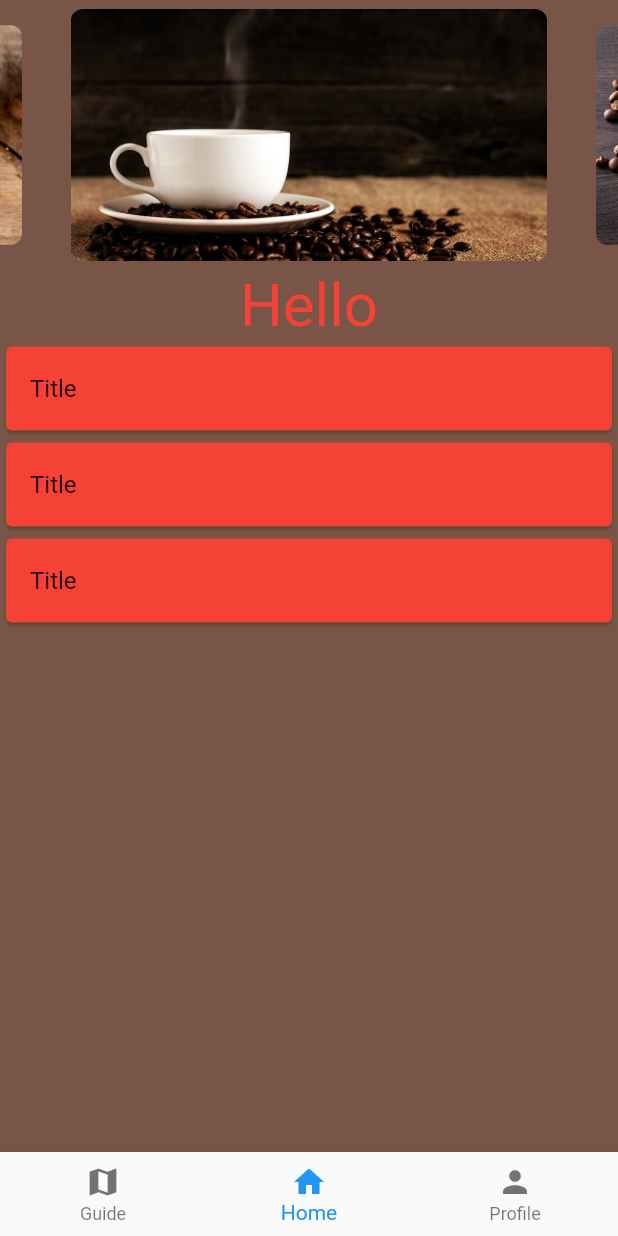
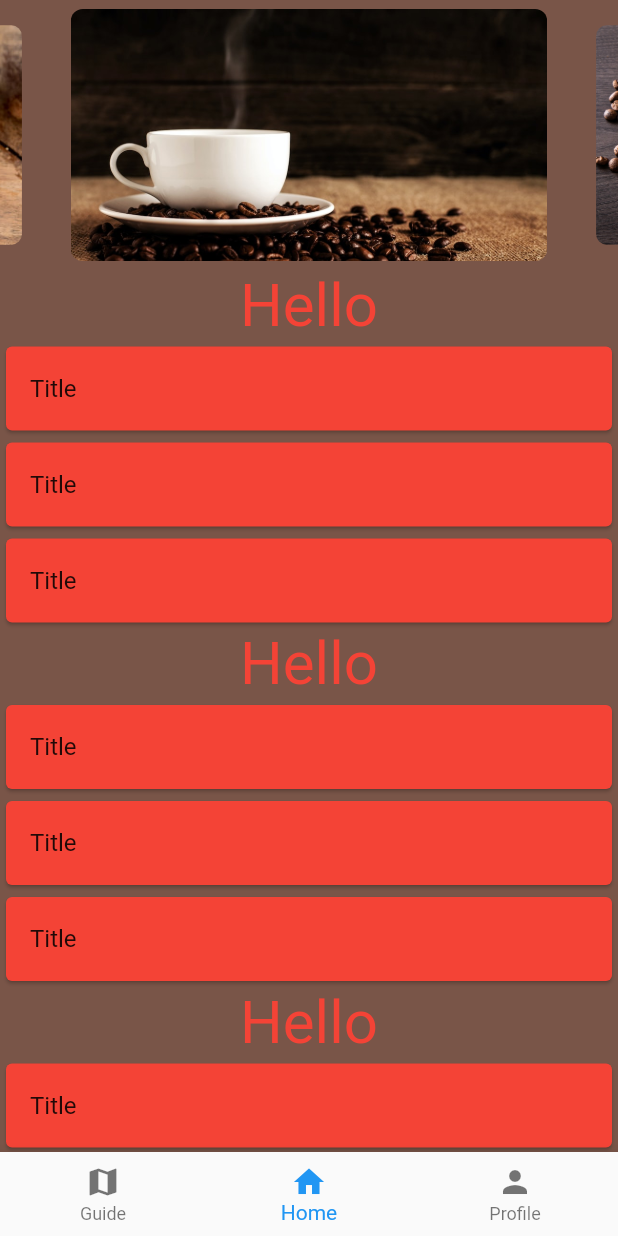
Before and after one commit to YousifT/Nomad_Application, a Flutter app: the screen it shows after launch, item 2 of the bottom bar chosen, on a phone screen of 412 x 824 dp. Run offline on Flutter 3.47's test engine with Material 2 defaults, Android fonts, the phone set to English and light mode, and no system bars; drawn by our look-alikes of carousel_slider.

Commit message:
Scrollable wrapping

```diff
--- a/nomad/lib/Pages/Home_page.dart
+++ b/nomad/lib/Pages/Home_page.dart
@@ -10,6 +10,8 @@ class MyHomePage extends StatefulWidget {
   State<MyHomePage> createState() => _MyHomePageState();
 }
 
+// Image links for the CarouselSlider.
+// Should be dynamically pulled from DB in the future.
 List<String> imgLinks = [
   "assets/images/img1.jpg",
   "assets/images/img2.jpg",
@@ -22,8 +24,11 @@ class _MyHomePageState extends State<MyHomePage> {
     return Scaffold(
         body: Container(
       color: Colors.brown,
+      // maxFinite Height and Width to cover the whole screen
       height: double.maxFinite,
       width: double.maxFinite,
+      // Scrollable widget wrapping to hold the Column so it becomes scrollable
+      child: SingleChildScrollView(
         child: Column(children: [
           Row(
             children: [
@@ -115,8 +120,77 @@ class _MyHomePageState extends State<MyHomePage> {
                 ),
               ),
             ],
+          ),
+          Text(
+            "Hello",
+            style: TextStyle(color: Colors.red, fontSize: 40),
+          ),
+          Row(
+            children: [
+              Expanded(
+                child: Card(
+                  color: Colors.red,
+                  child: ListTile(title: Text("Title")),
+                ),
+              ),
+            ],
+          ),
+          Row(
+            children: [
+              Expanded(
+                child: Card(
+                  color: Colors.red,
+                  child: ListTile(title: Text("Title")),
+                ),
+              ),
+            ],
+          ),
+          Row(
+            children: [
+              Expanded(
+                child: Card(
+                  color: Colors.red,
+                  child: ListTile(title: Text("Title")),
+                ),
+              ),
+            ],
+          ),
+          Text(
+            "Hello",
+            style: TextStyle(color: Colors.red, fontSize: 40),
+          ),
+          Row(
+            children: [
+              Expanded(
+                child: Card(
+                  color: Colors.red,
+                  child: ListTile(title: Text("Title")),
+                ),
+              ),
+            ],
+          ),
+          Row(
+            children: [
+              Expanded(
+                child: Card(
+                  color: Colors.red,
+                  child: ListTile(title: Text("Title")),
+                ),
+              ),
+            ],
+          ),
+          Row(
+            children: [
+              Expanded(
+                child: Card(
+                  color: Colors.red,
+                  child: ListTile(title: Text("Title")),
+                ),
+              ),
+            ],
           )
         ]),
+      ),
     ));
   }
 }
```
Lines whose indentation alone changed are shown as unchanged.
